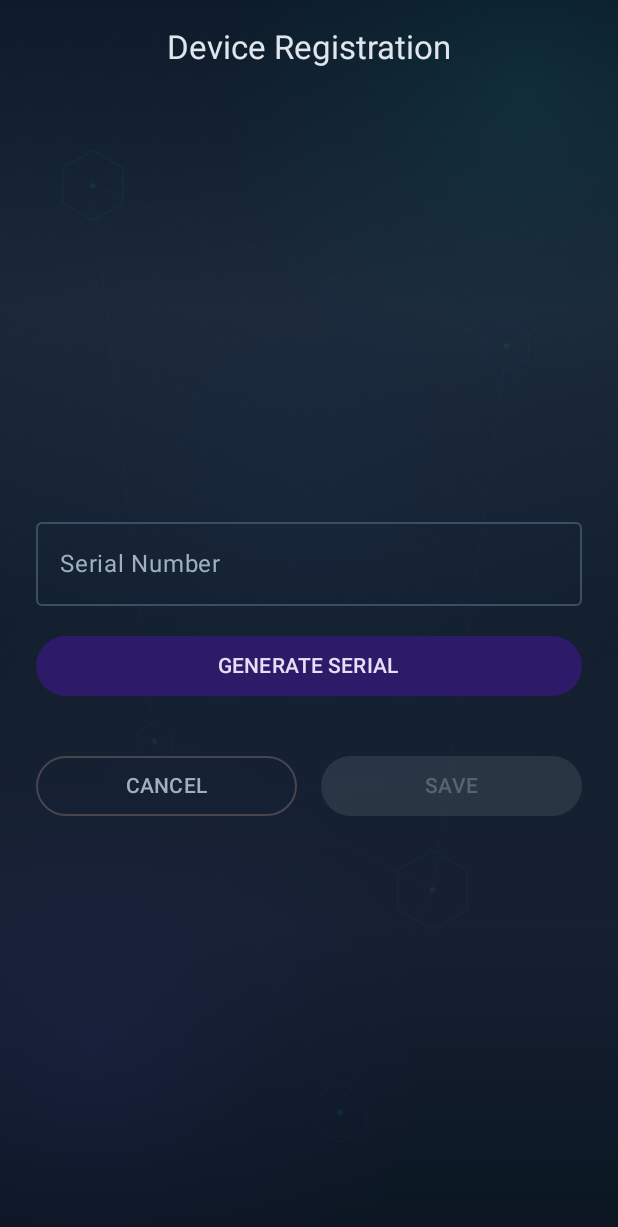
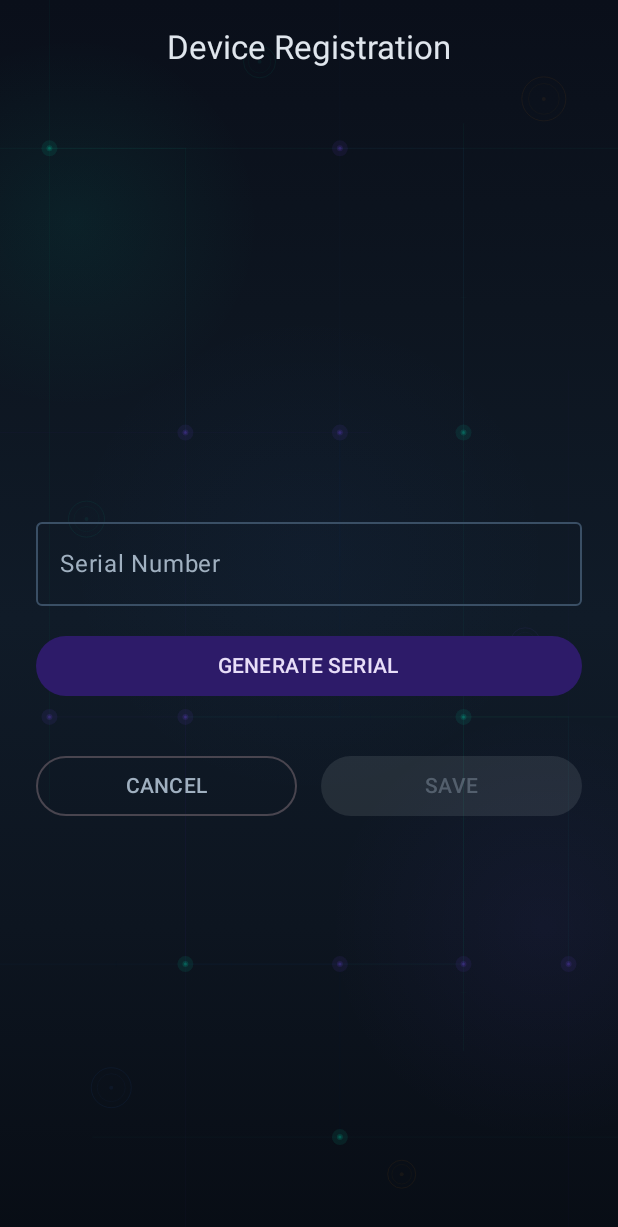
Before and after one commit to joelbcohen/Cloud_Crypto_Google, an Android app built with Jetpack Compose: the screen it shows after launch (MainActivity), after a tap on "REGISTER DEVICE", on a phone screen of 412 x 824 dp. Shown: the top 1227 px of the screen. Run offline under Robolectric (Android 15) with nearby library versions, the phone set to English and light mode, and no system bars; pictures from the network do not load.

Commit message:
Redesign background with circuit-board digital wires and crypto coins
Replace hexagonal grid with a circuit-board style design featuring:
- Horizontal and vertical bus lines resembling PCB traces
- Angled trace routes with 90-degree bends
- Glowing junction nodes where wires intersect
- Crypto coin outlines (double-ring circles) scattered at edges
- Tiny perpendicular data tick marks along wires
- Ambient glow spots in teal, purple, and blue

https://claude.ai/code/session_01Ru6hdQGu7Rbk1Pgeri9ZY3

```diff
--- a/mobile/src/main/java/io/callista/cloudcrypto/presentation/theme/CryptoBackground.kt
+++ b/mobile/src/main/java/io/callista/cloudcrypto/presentation/theme/CryptoBackground.kt
@@ -10,14 +10,15 @@ import androidx.compose.ui.geometry.Offset
 import androidx.compose.ui.graphics.Brush
 import androidx.compose.ui.graphics.Color
 import androidx.compose.ui.graphics.Path
+import androidx.compose.ui.graphics.StrokeCap
 import androidx.compose.ui.graphics.drawscope.DrawScope
 import androidx.compose.ui.graphics.drawscope.Stroke
 import kotlin.math.cos
 import kotlin.math.sin
 
 /**
- * A subtle crypto-themed background with gradient, floating hexagons,
- * and faint connection lines. Designed to be dark but visually interesting.
+ * A crypto-themed background with circuit-board style digital wires,
+ * connection nodes, and subtle coin outlines.
  */
 @Composable
 fun CryptoBackground(
@@ -32,170 +33,193 @@ fun CryptoBackground(
                 .background(
                     Brush.verticalGradient(
                         colors = listOf(
-                            Color(0xFF0D1B2A),  // Deep navy
-                            Color(0xFF1B2838),  // Dark blue-grey
-                            Color(0xFF131F2E),  // Mid dark
-                            Color(0xFF162032),  // Slightly lighter
-                            Color(0xFF0B1622),  // Dark base
+                            Color(0xFF0A0F1A),
+                            Color(0xFF0D1520),
+                            Color(0xFF101B28),
+                            Color(0xFF0D1520),
+                            Color(0xFF080D15),
                         )
                     )
                 )
         )
 
-        // Radial glow accents
         Canvas(modifier = Modifier.fillMaxSize()) {
-            // Top-right teal glow
+            val w = size.width
+            val h = size.height
+            val wireColor = Color(0x1200D4AA)
+            val wireColorAlt = Color(0x0E7C4DFF)
+            val wireColorBlue = Color(0x0C3B82F6)
+            val nodeGlow = Color(0x1800D4AA)
+            val nodeGlowPurple = Color(0x147C4DFF)
+
+            // --- Ambient glow spots ---
             drawCircle(
                 brush = Brush.radialGradient(
-                    colors = listOf(
-                        Color(0x1500D4AA),  // Teal, very transparent
-                        Color(0x0800D4AA),
-                        Color.Transparent
-                    ),
-                    center = Offset(size.width * 0.85f, size.height * 0.08f),
-                    radius = size.width * 0.5f
+                    colors = listOf(Color(0x1200D4AA), Color.Transparent),
+                    center = Offset(w * 0.12f, h * 0.18f),
+                    radius = w * 0.3f
                 ),
-                center = Offset(size.width * 0.85f, size.height * 0.08f),
-                radius = size.width * 0.5f
+                center = Offset(w * 0.12f, h * 0.18f),
+                radius = w * 0.3f
+            )
+            drawCircle(
+                brush = Brush.radialGradient(
+                    colors = listOf(Color(0x0E7C4DFF), Color.Transparent),
+                    center = Offset(w * 0.88f, h * 0.75f),
+                    radius = w * 0.35f
+                ),
+                center = Offset(w * 0.88f, h * 0.75f),
+                radius = w * 0.35f
+            )
+            drawCircle(
+                brush = Brush.radialGradient(
+                    colors = listOf(Color(0x083B82F6), Color.Transparent),
+                    center = Offset(w * 0.5f, h * 0.45f),
+                    radius = w * 0.4f
+                ),
+                center = Offset(w * 0.5f, h * 0.45f),
+                radius = w * 0.4f
             )
 
-            // Bottom-left purple glow
-            drawCircle(
-                brush = Brush.radialGradient(
-                    colors = listOf(
-                        Color(0x127C4DFF),  // Purple, very transparent
-                        Color(0x067C4DFF),
-                        Color.Transparent
-                    ),
-                    center = Offset(size.width * 0.15f, size.height * 0.85f),
-                    radius = size.width * 0.55f
-                ),
-                center = Offset(size.width * 0.15f, size.height * 0.85f),
-                radius = size.width * 0.55f
+            // --- Circuit board trace network ---
+            // Horizontal bus lines
+            drawCircuitWire(Offset(0f, h * 0.12f), Offset(w, h * 0.12f), wireColor, 0.7f)
+            drawCircuitWire(Offset(0f, h * 0.35f), Offset(w * 0.6f, h * 0.35f), wireColorAlt, 0.5f)
+            drawCircuitWire(Offset(w * 0.3f, h * 0.58f), Offset(w, h * 0.58f), wireColor, 0.5f)
+            drawCircuitWire(Offset(0f, h * 0.78f), Offset(w * 0.75f, h * 0.78f), wireColorBlue, 0.6f)
+            drawCircuitWire(Offset(w * 0.15f, h * 0.92f), Offset(w, h * 0.92f), wireColor, 0.4f)
+
+            // Vertical bus lines
+            drawCircuitWire(Offset(w * 0.08f, 0f), Offset(w * 0.08f, h * 0.65f), wireColor, 0.5f)
+            drawCircuitWire(Offset(w * 0.3f, h * 0.2f), Offset(w * 0.3f, h), wireColorAlt, 0.5f)
+            drawCircuitWire(Offset(w * 0.55f, 0f), Offset(w * 0.55f, h * 0.45f), wireColorBlue, 0.4f)
+            drawCircuitWire(Offset(w * 0.75f, h * 0.1f), Offset(w * 0.75f, h * 0.85f), wireColor, 0.6f)
+            drawCircuitWire(Offset(w * 0.92f, h * 0.3f), Offset(w * 0.92f, h), wireColorAlt, 0.4f)
+
+            // Angled trace wires (circuit board routes)
+            drawAngledTrace(Offset(w * 0.08f, h * 0.12f), Offset(w * 0.3f, h * 0.35f), wireColor, 0.7f)
+            drawAngledTrace(Offset(w * 0.55f, h * 0.12f), Offset(w * 0.75f, h * 0.35f), wireColorAlt, 0.5f)
+            drawAngledTrace(Offset(w * 0.3f, h * 0.58f), Offset(w * 0.55f, h * 0.35f), wireColorBlue, 0.5f)
+            drawAngledTrace(Offset(w * 0.75f, h * 0.58f), Offset(w * 0.92f, h * 0.78f), wireColor, 0.5f)
+            drawAngledTrace(Offset(w * 0.08f, h * 0.58f), Offset(w * 0.3f, h * 0.78f), wireColorAlt, 0.6f)
+            drawAngledTrace(Offset(w * 0.55f, h * 0.78f), Offset(w * 0.75f, h * 0.58f), wireColor, 0.4f)
+            drawAngledTrace(Offset(w * 0.3f, h * 0.78f), Offset(w * 0.55f, h * 0.92f), wireColorBlue, 0.5f)
+
+            // --- Junction nodes (where wires cross) ---
+            val junctions = listOf(
+                Offset(w * 0.08f, h * 0.12f),
+                Offset(w * 0.3f, h * 0.35f),
+                Offset(w * 0.55f, h * 0.12f),
+                Offset(w * 0.75f, h * 0.35f),
+                Offset(w * 0.55f, h * 0.35f),
+                Offset(w * 0.3f, h * 0.58f),
+                Offset(w * 0.75f, h * 0.58f),
+                Offset(w * 0.08f, h * 0.58f),
+                Offset(w * 0.92f, h * 0.78f),
+                Offset(w * 0.3f, h * 0.78f),
+                Offset(w * 0.55f, h * 0.78f),
+                Offset(w * 0.75f, h * 0.78f),
+                Offset(w * 0.55f, h * 0.92f),
             )
 
-            // Center subtle blue glow
-            drawCircle(
-                brush = Brush.radialGradient(
-                    colors = listOf(
-                        Color(0x0A3B82F6),  // Blue, barely visible
-                        Color.Transparent
-                    ),
-                    center = Offset(size.width * 0.5f, size.height * 0.4f),
-                    radius = size.width * 0.6f
-                ),
-                center = Offset(size.width * 0.5f, size.height * 0.4f),
-                radius = size.width * 0.6f
-            )
+            junctions.forEachIndexed { i, pos ->
+                // Outer glow
+                drawCircle(
+                    color = if (i % 3 == 0) nodeGlow else nodeGlowPurple,
+                    radius = 8f,
+                    center = pos
+                )
+                // Inner bright dot
+                drawCircle(
+                    color = if (i % 3 == 0) Color(0x2500D4AA) else Color(0x207C4DFF),
+                    radius = 3f,
+                    center = pos
+                )
+                // Tiny solid core
+                drawCircle(
+                    color = if (i % 3 == 0) Color(0x3500D4AA) else Color(0x307C4DFF),
+                    radius = 1.5f,
+                    center = pos
+                )
+            }
 
-            // Draw subtle hexagonal grid pattern
-            drawHexGrid(
-                color = Color(0x08FFFFFF),
-                hexSize = 60f,
-                strokeWidth = 0.5f
-            )
+            // --- Crypto coin outlines scattered around edges ---
+            drawCoinOutline(Offset(w * 0.88f, h * 0.08f), 22f, Color(0x10F7931A)) // BTC orange
+            drawCoinOutline(Offset(w * 0.14f, h * 0.42f), 18f, Color(0x1000D4AA)) // Teal
+            drawCoinOutline(Offset(w * 0.85f, h * 0.52f), 15f, Color(0x107C4DFF)) // Purple
+            drawCoinOutline(Offset(w * 0.18f, h * 0.88f), 20f, Color(0x103B82F6)) // Blue
+            drawCoinOutline(Offset(w * 0.65f, h * 0.95f), 14f, Color(0x10F7931A)) // BTC orange
+            drawCoinOutline(Offset(w * 0.42f, h * 0.05f), 16f, Color(0x1000D4AA)) // Teal
 
-            // Draw floating hexagon accents
-            drawHexagon(
-                center = Offset(size.width * 0.15f, size.height * 0.15f),
-                radius = 35f,
-                color = Color(0x1500D4AA),
-                strokeWidth = 1f
-            )
-            drawHexagon(
-                center = Offset(size.width * 0.82f, size.height * 0.28f),
-                radius = 25f,
-                color = Color(0x127C4DFF),
-                strokeWidth = 1f
-            )
-            drawHexagon(
-                center = Offset(size.width * 0.7f, size.height * 0.72f),
-                radius = 40f,
-                color = Color(0x1000D4AA),
-                strokeWidth = 1f
-            )
-            drawHexagon(
-                center = Offset(size.width * 0.25f, size.height * 0.6f),
-                radius = 20f,
-                color = Color(0x0F3B82F6),
-                strokeWidth = 1f
-            )
-            drawHexagon(
-                center = Offset(size.width * 0.55f, size.height * 0.9f),
-                radius = 30f,
-                color = Color(0x107C4DFF),
-                strokeWidth = 1f
-            )
-
-            // Subtle connection lines between hexagons
-            val nodes = listOf(
-                Offset(size.width * 0.15f, size.height * 0.15f),
-                Offset(size.width * 0.82f, size.height * 0.28f),
-                Offset(size.width * 0.7f, size.height * 0.72f),
-                Offset(size.width * 0.25f, size.height * 0.6f),
-                Offset(size.width * 0.55f, size.height * 0.9f),
-            )
-            val lineColor = Color(0x08FFFFFF)
-            drawLine(lineColor, nodes[0], nodes[1], strokeWidth = 0.5f)
-            drawLine(lineColor, nodes[0], nodes[3], strokeWidth = 0.5f)
-            drawLine(lineColor, nodes[1], nodes[2], strokeWidth = 0.5f)
-            drawLine(lineColor, nodes[3], nodes[2], strokeWidth = 0.5f)
-            drawLine(lineColor, nodes[3], nodes[4], strokeWidth = 0.5f)
-            drawLine(lineColor, nodes[2], nodes[4], strokeWidth = 0.5f)
-
-            // Small dot nodes at connection points
-            val dotColor = Color(0x1500D4AA)
-            nodes.forEach { node ->
-                drawCircle(dotColor, radius = 3f, center = node)
-            }
+            // --- Tiny hash/data ticks along some wires ---
+            drawDataTicks(Offset(0f, h * 0.12f), Offset(w, h * 0.12f), wireColor, 18)
+            drawDataTicks(Offset(w * 0.3f, h * 0.58f), Offset(w, h * 0.58f), wireColorAlt, 14)
+            drawDataTicks(Offset(w * 0.75f, h * 0.1f), Offset(w * 0.75f, h * 0.85f), wireColor, 16)
+            drawDataTicks(Offset(0f, h * 0.78f), Offset(w * 0.75f, h * 0.78f), wireColorBlue, 12)
         }
 
-        // Content on top
         content()
     }
 }
 
-private fun DrawScope.drawHexagon(
-    center: Offset,
-    radius: Float,
+/** Draws a straight circuit wire. */
+private fun DrawScope.drawCircuitWire(
+    start: Offset,
+    end: Offset,
     color: Color,
     strokeWidth: Float
 ) {
-    val path = Path()
-    for (i in 0..5) {
-        val angle = Math.toRadians((60.0 * i) - 30.0)
-        val x = center.x + radius * cos(angle).toFloat()
-        val y = center.y + radius * sin(angle).toFloat()
-        if (i == 0) path.moveTo(x, y) else path.lineTo(x, y)
-    }
-    path.close()
-    drawPath(path, color, style = Stroke(width = strokeWidth))
+    drawLine(color, start, end, strokeWidth = strokeWidth, cap = StrokeCap.Round)
 }
 
-private fun DrawScope.drawHexGrid(
+/** Draws an angled trace: goes horizontal first, then turns 90 degrees to the end. */
+private fun DrawScope.drawAngledTrace(
+    start: Offset,
+    end: Offset,
     color: Color,
-    hexSize: Float,
     strokeWidth: Float
 ) {
-    val hexWidth = hexSize * 2
-    val hexHeight = (hexSize * kotlin.math.sqrt(3.0)).toFloat()
-    val cols = (size.width / (hexWidth * 0.75f)).toInt() + 2
-    val rows = (size.height / hexHeight).toInt() + 2
+    val mid = Offset(end.x, start.y)
+    drawLine(color, start, mid, strokeWidth = strokeWidth, cap = StrokeCap.Round)
+    drawLine(color, mid, end, strokeWidth = strokeWidth, cap = StrokeCap.Round)
+}
 
-    for (row in 0..rows) {
-        for (col in 0..cols) {
-            val offsetX = if (row % 2 == 0) 0f else hexWidth * 0.375f
-            val cx = col * hexWidth * 0.75f + offsetX
-            val cy = row * hexHeight * 0.5f
-            if (cx > -hexSize && cx < size.width + hexSize &&
-                cy > -hexSize && cy < size.height + hexSize
-            ) {
-                drawHexagon(
-                    center = Offset(cx, cy),
-                    radius = hexSize * 0.48f,
-                    color = color,
-                    strokeWidth = strokeWidth
-                )
+/** Draws a coin outline with a currency symbol inside. */
+private fun DrawScope.drawCoinOutline(
+    center: Offset,
+    radius: Float,
+    color: Color
+) {
+    // Outer ring
+    drawCircle(color, radius = radius, center = center, style = Stroke(width = 1f))
+    // Inner ring
+    drawCircle(color, radius = radius * 0.7f, center = center, style = Stroke(width = 0.5f))
+    // Center dot
+    drawCircle(color, radius = 2f, center = center)
+}
+
+/** Draws tiny perpendicular tick marks along a wire to simulate data flow. */
+private fun DrawScope.drawDataTicks(
+    start: Offset,
+    end: Offset,
+    color: Color,
+    count: Int
+) {
+    val tickColor = color.copy(alpha = color.alpha * 0.7f)
+    val dx = end.x - start.x
+    val dy = end.y - start.y
+    val isHorizontal = kotlin.math.abs(dx) > kotlin.math.abs(dy)
+    val tickLen = 3f
+
+    for (i in 1 until count) {
+        val t = i.toFloat() / count
+        val px = start.x + dx * t
+        val py = start.y + dy * t
+        if (i % 3 == 0) {
+            if (isHorizontal) {
+                drawLine(tickColor, Offset(px, py - tickLen), Offset(px, py + tickLen), strokeWidth = 0.4f)
+            } else {
+                drawLine(tickColor, Offset(px - tickLen, py), Offset(px + tickLen, py), strokeWidth = 0.4f)
             }
         }
     }
```
